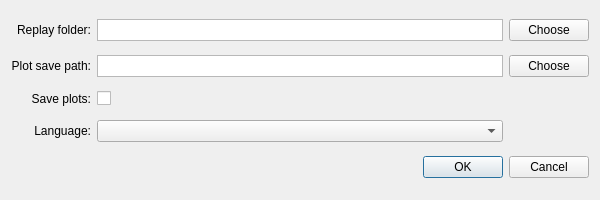
Qt form preferencesdialog.ui (Sgambe33/WT-Plotter) before a commit.
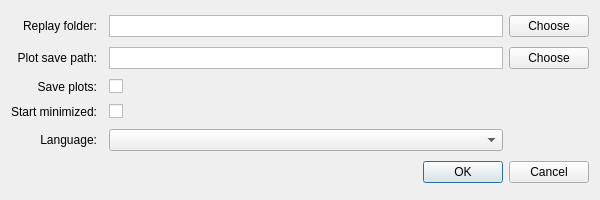
The same form after that commit.

What changed in the file:
```diff
--- a/preferencesdialog.ui
+++ b/preferencesdialog.ui
@@ -14,6 +14,46 @@
    <string>Preferences</string>
   </property>
   <layout class="QGridLayout" name="gridLayout">
+   <item row="2" column="2">
+    <widget class="QCheckBox" name="autosaveCheck">
+     <property name="text">
+      <string/>
+     </property>
+    </widget>
+   </item>
+   <item row="2" column="0">
+    <widget class="QLabel" name="label_3">
+     <property name="text">
+      <string>Save plots:</string>
+     </property>
+     <property name="alignment">
+      <set>Qt::AlignmentFlag::AlignRight|Qt::AlignmentFlag::AlignTrailing|Qt::AlignmentFlag::AlignVCenter</set>
+     </property>
+    </widget>
+   </item>
+   <item row="4" column="2">
+    <widget class="QComboBox" name="languageComboBox"/>
+   </item>
+   <item row="3" column="0">
+    <widget class="QLabel" name="label_5">
+     <property name="text">
+      <string>Start minimized:</string>
+     </property>
+     <property name="alignment">
+      <set>Qt::AlignmentFlag::AlignRight|Qt::AlignmentFlag::AlignTrailing|Qt::AlignmentFlag::AlignVCenter</set>
+     </property>
+    </widget>
+   </item>
+   <item row="4" column="0">
+    <widget class="QLabel" name="label_4">
+     <property name="text">
+      <string>Language:</string>
+     </property>
+     <property name="alignment">
+      <set>Qt::AlignmentFlag::AlignRight|Qt::AlignmentFlag::AlignTrailing|Qt::AlignmentFlag::AlignVCenter</set>
+     </property>
+    </widget>
+   </item>
    <item row="0" column="0">
     <widget class="QLabel" name="label">
      <property name="text">
@@ -24,17 +64,42 @@
      </property>
     </widget>
    </item>
-   <item row="1" column="0">
-    <widget class="QLabel" name="label_2">
-     <property name="text">
-      <string>Plot save path:</string>
+   <item row="1" column="2">
+    <widget class="QPlainTextEdit" name="plotSavePathTextEdit">
+     <property name="sizePolicy">
+      <sizepolicy hsizetype="Expanding" vsizetype="Ignored">
+       <horstretch>0</horstretch>
+       <verstretch>0</verstretch>
+      </sizepolicy>
      </property>
-     <property name="alignment">
-      <set>Qt::AlignmentFlag::AlignRight|Qt::AlignmentFlag::AlignTrailing|Qt::AlignmentFlag::AlignVCenter</set>
+     <property name="verticalScrollBarPolicy">
+      <enum>Qt::ScrollBarPolicy::ScrollBarAlwaysOff</enum>
      </property>
+     <property name="horizontalScrollBarPolicy">
+      <enum>Qt::ScrollBarPolicy::ScrollBarAlwaysOff</enum>
+     </property>
     </widget>
    </item>
-   <item row="4" column="0" colspan="3">
+   <item row="0" column="2">
+    <widget class="QPlainTextEdit" name="replayFolderTextEdit">
+     <property name="sizePolicy">
+      <sizepolicy hsizetype="Expanding" vsizetype="Ignored">
+       <horstretch>0</horstretch>
+       <verstretch>0</verstretch>
+      </sizepolicy>
+     </property>
+     <property name="verticalScrollBarPolicy">
+      <enum>Qt::ScrollBarPolicy::ScrollBarAlwaysOff</enum>
+     </property>
+     <property name="horizontalScrollBarPolicy">
+      <enum>Qt::ScrollBarPolicy::ScrollBarAlwaysOff</enum>
+     </property>
+     <property name="readOnly">
+      <bool>true</bool>
+     </property>
+    </widget>
+   </item>
+   <item row="5" column="0" colspan="4">
     <widget class="QDialogButtonBox" name="okButton">
      <property name="orientation">
       <enum>Qt::Orientation::Horizontal</enum>
@@ -44,85 +109,37 @@
      </property>
     </widget>
    </item>
-   <item row="0" column="1">
-    <widget class="QPlainTextEdit" name="replayFolderTextEdit">
-     <property name="sizePolicy">
-      <sizepolicy hsizetype="Expanding" vsizetype="Ignored">
-       <horstretch>0</horstretch>
-       <verstretch>0</verstretch>
-      </sizepolicy>
-     </property>
-     <property name="verticalScrollBarPolicy">
-      <enum>Qt::ScrollBarPolicy::ScrollBarAlwaysOff</enum>
-     </property>
-     <property name="horizontalScrollBarPolicy">
-      <enum>Qt::ScrollBarPolicy::ScrollBarAlwaysOff</enum>
-     </property>
-     <property name="readOnly">
-      <bool>true</bool>
-     </property>
-    </widget>
-   </item>
-   <item row="0" column="2">
+   <item row="0" column="3">
     <widget class="QPushButton" name="chooseReplayFolder">
      <property name="text">
       <string>Choose</string>
      </property>
     </widget>
    </item>
-   <item row="2" column="0">
-    <widget class="QLabel" name="label_3">
+   <item row="1" column="0">
+    <widget class="QLabel" name="label_2">
      <property name="text">
-      <string>Save plots:</string>
+      <string>Plot save path:</string>
      </property>
      <property name="alignment">
       <set>Qt::AlignmentFlag::AlignRight|Qt::AlignmentFlag::AlignTrailing|Qt::AlignmentFlag::AlignVCenter</set>
      </property>
     </widget>
    </item>
-   <item row="1" column="2">
+   <item row="1" column="3">
     <widget class="QPushButton" name="choosePlotSavePath">
      <property name="text">
       <string>Choose</string>
      </property>
     </widget>
    </item>
-   <item row="2" column="1">
-    <widget class="QCheckBox" name="autosaveCheck">
+   <item row="3" column="2">
+    <widget class="QCheckBox" name="startMinimizedCheck">
      <property name="text">
       <string/>
      </property>
     </widget>
    </item>
-   <item row="1" column="1">
-    <widget class="QPlainTextEdit" name="plotSavePathTextEdit">
-     <property name="sizePolicy">
-      <sizepolicy hsizetype="Expanding" vsizetype="Ignored">
-       <horstretch>0</horstretch>
-       <verstretch>0</verstretch>
-      </sizepolicy>
-     </property>
-     <property name="verticalScrollBarPolicy">
-      <enum>Qt::ScrollBarPolicy::ScrollBarAlwaysOff</enum>
-     </property>
-     <property name="horizontalScrollBarPolicy">
-      <enum>Qt::ScrollBarPolicy::ScrollBarAlwaysOff</enum>
-     </property>
-    </widget>
-   </item>
-   <item row="3" column="0">
-    <widget class="QLabel" name="label_4">
-     <property name="text">
-      <string>Language:</string>
-     </property>
-     <property name="alignment">
-      <set>Qt::AlignmentFlag::AlignRight|Qt::AlignmentFlag::AlignTrailing|Qt::AlignmentFlag::AlignVCenter</set>
-     </property>
-    </widget>
-   </item>
-   <item row="3" column="1">
-    <widget class="QComboBox" name="languageComboBox"/>
-   </item>
   </layout>
  </widget>
  <resources/>
```
